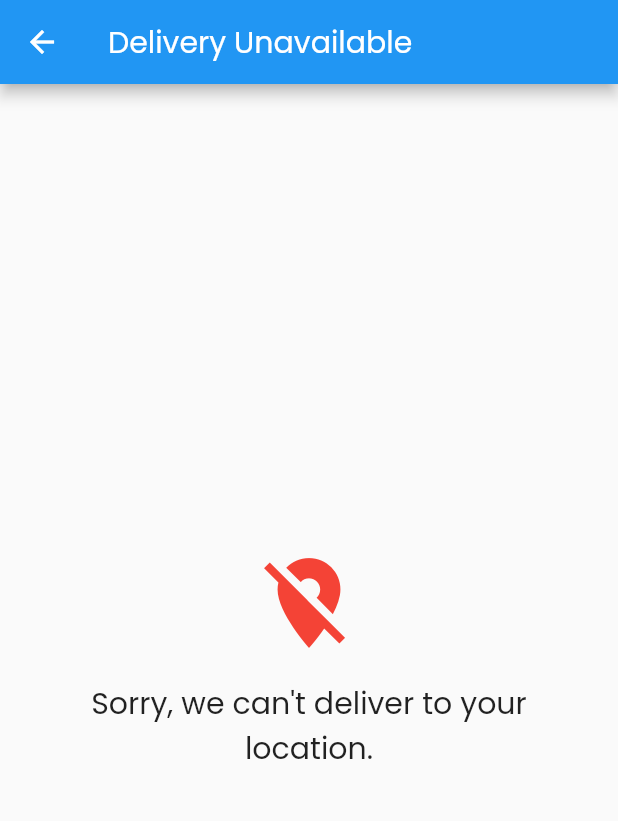
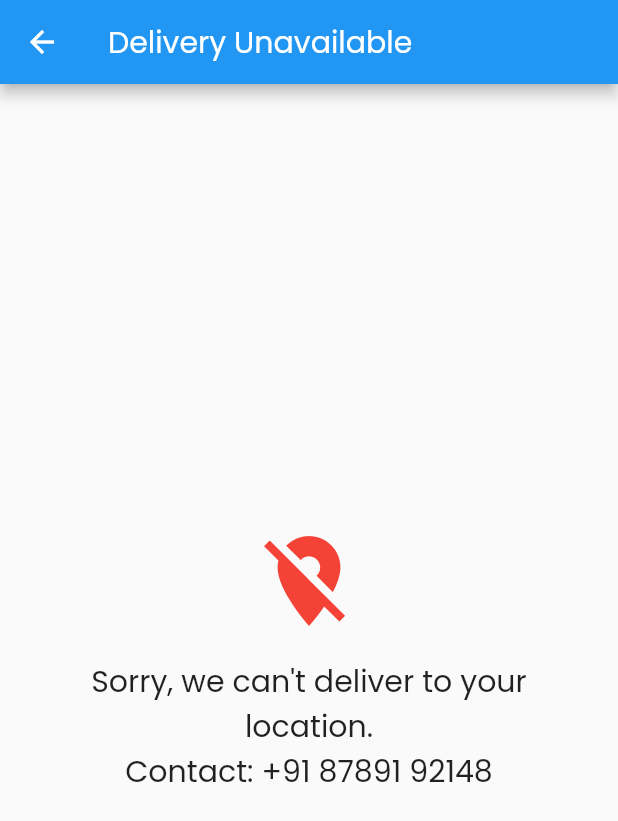
Before and after one commit to saamarthh/Apna-Mart, a Flutter app: the DeliveryUnavailableScreen screen opened by its route, on a phone screen of 412 x 824 dp. Shown: the top 821 px of the screen. Run offline on Flutter 3.47's test engine with Material 2 defaults, Android fonts, the phone set to English and light mode, and no system bars; our stand-ins replace cached_network_image, cloud_firestore, firebase_auth, firebase_core, flutter_spinkit, fluttertoast and 4 more; missing offline and left inert: geodesy, short_uuids; accounts and stored records are empty.

Commit message:
changed App name added phone number

```diff
--- a/lib/screens/nodelivery.dart
+++ b/lib/screens/nodelivery.dart
@@ -28,6 +28,11 @@ class DeliveryUnavailableScreen extends StatelessWidget {
                 style: TextStyle(fontSize: 20.0),
                 textAlign: TextAlign.center,
               ),
+              Text(
+                "Contact: +91 87891 92148",
+                style: TextStyle(fontSize: 20.0),
+                textAlign: TextAlign.center,
+              ),
             ],
           ),
         ),
```
Also changed, not shown: lib/utility/menuDrawer.dart (+14 -1 lines), 1 other file.
